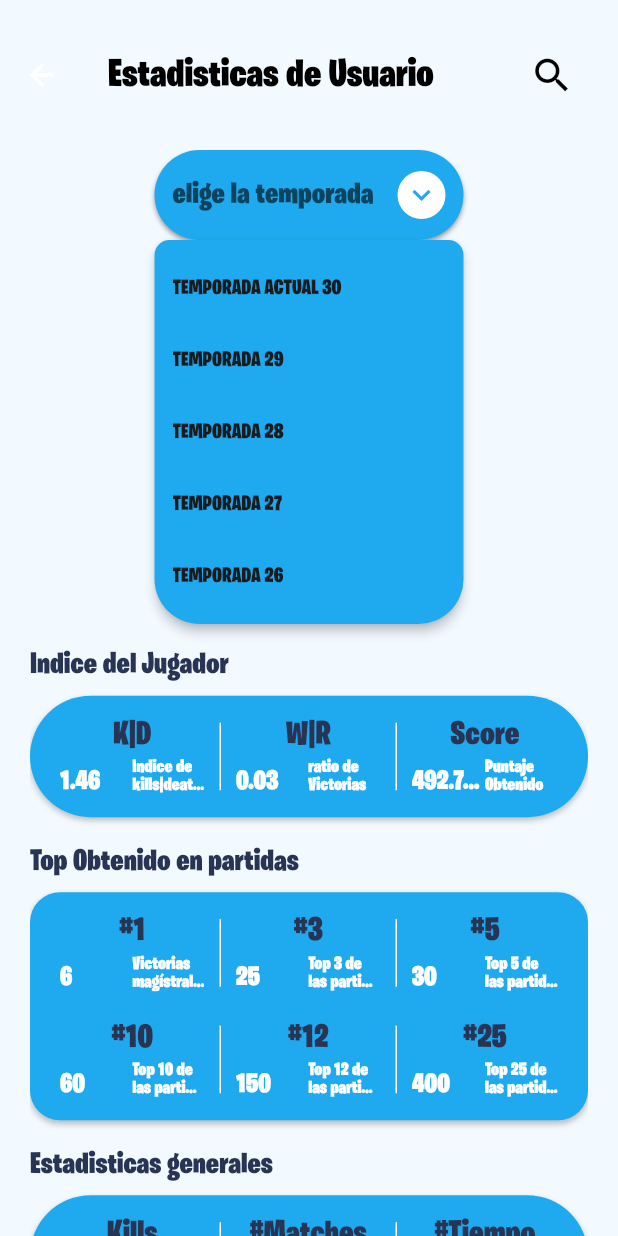
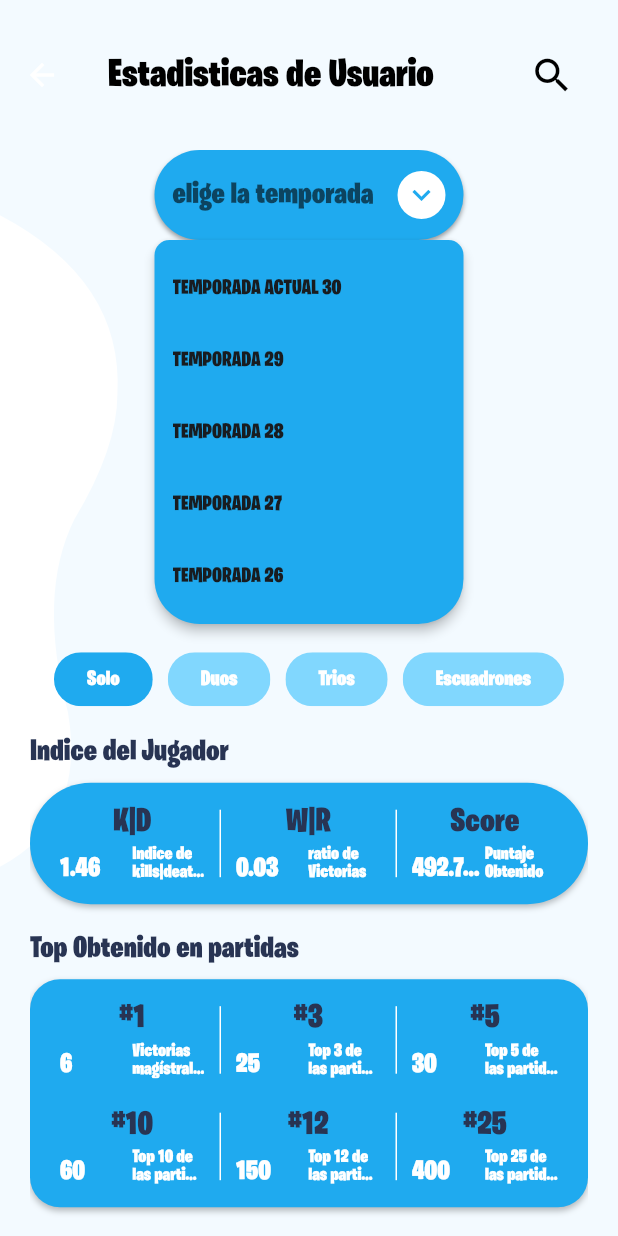
Before and after one commit to manuelcastrobarinas/fortnite-app, a Flutter app: the PlayerScreen screen opened by its route, after a tap on "TEMPORADA ACTUAL 30", on a phone screen of 412 x 824 dp. Run offline on Flutter 3.47's test engine with Material 3 defaults, Android fonts, the phone set to English and light mode, and no system bars; our stand-ins replace curved_navigation_bar.

Commit message:
add selector component, add player screen, add waves painter, add test to loading screen and navegation screen

```diff
--- a/lib/components/components.dart
+++ b/lib/components/components.dart
@@ -1,2 +1,3 @@
+export 'package:fortnite_app/components/selectors/choise_chips_component.dart';
 export 'package:fortnite_app/components/navegation/button_component.dart';
 export 'package:fortnite_app/components/stadistics/stadistics_multiple_row_component.dart';
--- /dev/null
+++ b/lib/components/selectors/choise_chips_component.dart
@@ -0,0 +1,51 @@
+import 'package:flutter/material.dart';
+import '../../contants.dart';
+
+class ChoiceChipComponent extends StatefulWidget {
+
+  final List<String> choisesList; //LISTA DE ELEMENTOS PARA CADA UNO DE LOS CHOISE
+
+  const ChoiceChipComponent({
+    super.key,
+    required this.choisesList
+  });
+
+  @override
+  State<ChoiceChipComponent> createState() => _ChoiceChipComponentState();
+}
+
+class _ChoiceChipComponentState extends State<ChoiceChipComponent> {
+
+  int defaultChoiseIndex = 0;
+  @override
+  Widget build(BuildContext context) {
+    return  Padding(
+      padding: const EdgeInsets.symmetric(vertical: 5.0),
+      child: SizedBox(
+        width: double.infinity,
+        child: Center(
+          child: Wrap(
+            spacing: 10.0,
+            children: List.generate(widget.choisesList.length, (index) {
+                return ChoiceChip(
+                  labelPadding: const EdgeInsets.all(2.0),
+                  label: Text(widget.choisesList[index], style: const TextStyle(color: Colors.white)),
+                  selected: defaultChoiseIndex == index,
+                  selectedColor: kPrimaryColor,
+                  disabledColor: kPrimaryColorVariant,
+                  backgroundColor: kPrimaryColorVariant,
+                  padding: const EdgeInsets.symmetric(horizontal: 20.0),
+                  onSelected: (value) {
+                    setState(() {
+                      defaultChoiseIndex = value ? index : defaultChoiseIndex;
+                    });
+                  },
+                );
+              }
+            ),
+          ),
+        )
+      ),
+    );
+  }
+}
--- a/lib/presentation/screens.dart
+++ b/lib/presentation/screens.dart
@@ -1,3 +1,4 @@
+export 'package:fortnite_app/presentation/screens/navegation/navegation_screen.dart';
 export 'package:fortnite_app/presentation/screens/news_screen.dart';
 export 'package:fortnite_app/presentation/screens/shop_screen.dart';
 export 'package:fortnite_app/presentation/screens/home_screen.dart';
--- a/lib/presentation/screens/player_screen.dart
+++ b/lib/presentation/screens/player_screen.dart
@@ -1,5 +1,6 @@
 import 'package:flutter/material.dart';
 import 'package:fortnite_app/contants.dart';
+import 'package:fortnite_app/presentation/views/painters/left_waves_painter_view.dart';
 
 import '../views/player_view.dart';
 
@@ -24,7 +25,12 @@ class PlayerScreen extends StatelessWidget {
             const SizedBox(width: 20.0)
           ],
         ),
-        body: const PlayerView()
+        body: const Stack(
+          children: [
+            LeftWavesPainterView(colorWave: Colors.white),
+            PlayerView(),
+          ],
+        )
       )
     );
   }
--- a/lib/presentation/views/news_views.dart
+++ b/lib/presentation/views/news_views.dart
@@ -1,10 +1,13 @@
 import 'package:flutter/material.dart';
+import 'package:fortnite_app/presentation/views/painters/painters.dart';
 
 class NewsView extends StatelessWidget {
   const NewsView({super.key});
 
   @override
   Widget build(BuildContext context) {
-    return const Center(child: Text("News Page"));
+    return const LeftWavesPainterView(
+      colorWave: Colors.white,
+    );
   }
 }
--- /dev/null
+++ b/lib/presentation/views/painters/left_waves_painter_view.dart
@@ -0,0 +1,120 @@
+import 'package:flutter/material.dart';
+import 'package:fortnite_app/contants.dart';
+
+class LeftWavesPainterView extends StatelessWidget {
+
+  final Color? colorWave;
+
+  const LeftWavesPainterView({
+    super.key,
+    this.colorWave
+  });
+
+  @override
+  Widget build(BuildContext context) {
+    return SizedBox(
+      height: double.infinity,
+      width : double.infinity,
+      child : CustomPaint(
+        painter: _LeftWavesPainter(colorWave: colorWave),
+      ),
+    );
+  }
+}
+
+class _LeftWavesPainter extends CustomPainter {
+  final Color? colorWave;
+
+  _LeftWavesPainter({
+    this.colorWave
+  });
+  @override
+  void paint(Canvas canvas, Size size) {
+    final Paint paint = Paint();
+    final Path path   = Path();
+
+    paint.color = colorWave ?? kBackgroundColor;
+    paint.strokeWidth = 10;
+    paint.style = PaintingStyle.fill;
+
+
+    path.lineTo(size.width * 0.0, size.height * 0.06);
+
+    path.quadraticBezierTo(
+      size.width * 0.20,   size.height * 0.12,
+      size.width * 0.19,   size.height * 0.2245
+    );
+
+    path.quadraticBezierTo(
+      size.width * 0.19,   size.height * 0.2745,
+      size.width * 0.12,   size.height * 0.34045
+    );
+
+
+    path.quadraticBezierTo(
+      size.width * 0.06,   size.height * 0.4095,
+      size.width * 0.11,   size.height * 0.518
+    );
+
+    path.quadraticBezierTo(
+      size.width * 0.14,   size.height * 0.618,
+      size.width * 0.0,    size.height * 0.66
+    );
+
+    path.lineTo(0, 0);
+    path.lineTo(0, 0);
+
+
+    //DIBUJAR EL LIENZO
+    canvas.drawPath(path, paint);
+
+  }
+
+  @override
+  bool shouldRepaint(covariant CustomPainter oldDelegate) {
+    throw true;
+  }
+
+
+}
+
+  //VALORES DE LA CURVA EN PANTALLA COMPLETA
+  // path.lineTo(size.width * 0.05, size.height * 0.0);
+
+
+  // path.quadraticBezierTo(
+  //   size.width * 0.166,  size.height * 0.17,
+  //   size.width * 0.333,  size.height * 0.1
+  // );
+
+  // path.quadraticBezierTo(
+  //   // size.width * 0.333,  size.height * 0.2,
+  //   size.width * 0.499,  size.height * 0.02,
+  //   size.width * 0.716,  size.height * 0.10
+  // );
+
+  //  path.quadraticBezierTo(
+  //   size.width * 0.896,  size.height * 0.16,
+  //   size.width * 1,   size.height * 0.0
+  // );
+
+  // path.lineTo(size.width, 0);
+  // path.lineTo(0, 0);
+
+
+//VALORES DE LA CURVA EN PANTALLA COMPLETA
+  // path.quadraticBezierTo(
+    //   size.width * 0.17,  size.height * 0.166,
+    //   size.width * 0.1,  size.height  * 0.333
+    // );
+
+    // path.quadraticBezierTo(
+    //   // size.width * 0.333,  size.height * 0.2,
+    //   size.width * 0.02,  size.height * 0.499,
+    //   size.width * 0.10,  size.height * 0.716,
+    // );
+
+    //  path.quadraticBezierTo(
+    //   size.width * 0.16,  size.height * 0.896,
+    //   size.width * 0.0,   size.height * 1
+    // );
--- /dev/null
+++ b/lib/presentation/views/painters/painters.dart
@@ -0,0 +1 @@
+export 'package:fortnite_app/presentation/views/painters/left_waves_painter_view.dart';
--- a/lib/presentation/views/player_view.dart
+++ b/lib/presentation/views/player_view.dart
@@ -17,6 +17,8 @@ class PlayerView extends StatelessWidget {
       const DropdownMenuEntry(value: '26', label: 'TEMPORADA 26'),
     ];
 
+    final List<String> choisesList = ['Solo','Duos','Trios','Escuadrones'];
+
     final Size size = MediaQuery.of(context).size;
     const TextStyle titleSection = TextStyle(color: kPrimaryTextColor, fontSize: 20);
 
@@ -34,7 +36,9 @@ class PlayerView extends StatelessWidget {
             const Center(child: _Username()),
             const SizedBox(height: 5),
             const _UserLevel(),
-            const SizedBox(height: 20),
+            const SizedBox(height: 10),
+            ChoiceChipComponent(choisesList: choisesList),
+            const SizedBox(height: 10),
             const Text('Indice del Jugador', style: titleSection),
             const SizedBox(height: 10),
             const StadisticsComponentMultipleRows(
@@ -127,6 +131,10 @@ class _ImageAndPlatforms extends StatelessWidget {
             backgroundColor: kPrimaryTextColor,
             radius: size.height * 0.40,
           ),
+          SizedBox(
+            height: size.width * 0.40,
+            width : size.width * 0.34,
+            child: const Image(image: AssetImage('assets/player/jonnes.png'),fit: BoxFit.cover,)),
           Align(
             alignment: Alignment.bottomCenter,
             child: SizedBox(
--- a/lib/routes/routes.dart
+++ b/lib/routes/routes.dart
@@ -1,11 +1,10 @@
 import 'package:flutter/material.dart';
-import 'package:fortnite_app/presentation/screens/navegation/main_screen.dart';
 
 import 'package:fortnite_app/presentation/screens.dart';
 
 Map<String, Widget Function(BuildContext)> routes = {
   'loading' : (_) => const LoadingScreen(),
-  'main'    : (_) => const MainScreen(),
+  'main'    : (_) => const NavegationScreen(),
   'home'    : (_) => const HomeScreen(),
   'news'    : (_) => const NewsScreen(),
   'shop'    : (_) => const ShopScreen(),
--- a/pubspec.yaml
+++ b/pubspec.yaml
@@ -63,6 +63,7 @@ flutter:
   assets:
     - assets/
     - assets/loading/
+    - assets/player/
     - assets/fonts/
     - assets/fonts/fortnite/
   # An image asset can refer to one or more resolution-specific "variants", see
```
Also changed, not shown: lib/presentation/screens/navegation/navegation_screen.dart (renamed from lib/presentation/screens/navegation/main_screen.dart, +4 -4 lines), assets/player/jonnes.png (added), assets/player/jonnesy.png (added), 4 other files.
